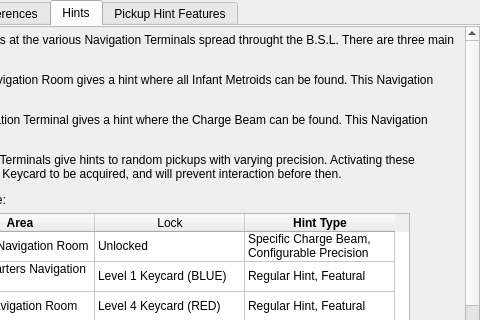
First picture: the form in randovania/games/fusion/gui/ui_files/games_tab_fusion_widget.ui, repository randovania/randovania, before the edit; both pictures show x 218 to 698 and y 0 to 320 of the 698 by 453 pixel window.
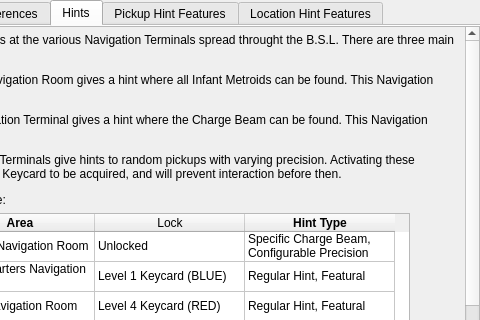
Second picture: the form after the edit. The open tabs and pages were chosen to show the change. Custom widgets are drawn as their Qt base class.

Commit message: add location feature tab, revise ladder feature to climbable

What changed in the file:
```diff
--- a/randovania/games/fusion/gui/ui_files/games_tab_fusion_widget.ui
+++ b/randovania/games/fusion/gui/ui_files/games_tab_fusion_widget.ui
@@ -699,6 +699,11 @@
     </property>
    </layout>
   </widget>
+  <widget class="LocationHintFeatureTab" name="location_hint_features_tab">
+   <attribute name="title">
+    <string>Location Hint Features</string>
+   </attribute>
+  </widget>
  </widget>
  <layoutdefault spacing="6" margin="11"/>
  <customwidgets>
@@ -714,6 +719,11 @@
    <header location="global">randovania.gui.widgets.hint_feature_tab</header>
    <container>1</container>
   </customwidget>
+  <customwidget>
+   <class>LocationHintFeatureTab</class>
+   <extends>QWidget</extends>
+   <header location="global">randovania.gui.widgets.hint_feature_tab</header>
+  </customwidget>
  </customwidgets>
  <resources/>
  <connections/>
```
Left out of the diff: 4 changed lines with no effect on the pictures. The commit also changes 15 other files.
